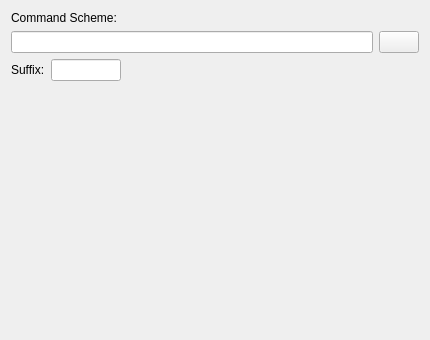
Old version of the form widgets/customwidgetUI.ui in the repository janbar/CDDA-Ripper.
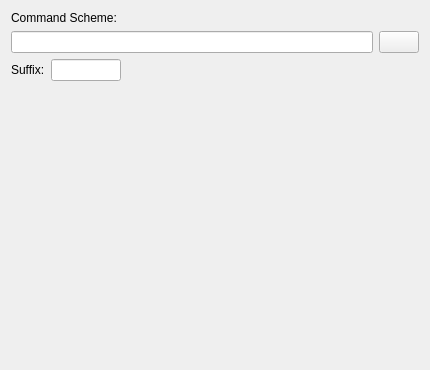
New version of the form.

What changed in the file:
```diff
--- a/widgets/customwidgetUI.ui
+++ b/widgets/customwidgetUI.ui
@@ -7,13 +7,13 @@
     <x>0</x>
     <y>0</y>
     <width>430</width>
-    <height>340</height>
+    <height>370</height>
    </rect>
   </property>
   <property name="minimumSize">
    <size>
     <width>430</width>
-    <height>300</height>
+    <height>370</height>
    </size>
   </property>
   <layout class="QGridLayout" name="gridLayout">
```
Left out of the diff: 4 changed lines with no effect on the pictures.
